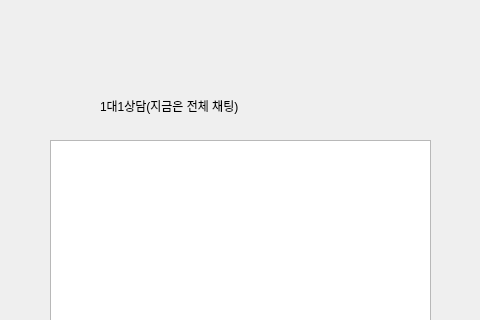
Eduappproject/education_application, file student_client.ui: the form before one commit; both pictures show x 0 to 480 and y 0 to 320 of the 627 by 685 pixel window.
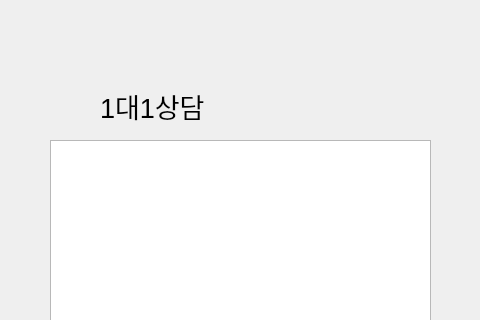
The form after the commit. The open tabs and pages were chosen to show the change.

Diff of the .ui file:
```diff
--- a/student_client.ui
+++ b/student_client.ui
@@ -688,8 +688,13 @@
        <height>51</height>
       </rect>
      </property>
+     <property name="font">
+      <font>
+       <pointsize>20</pointsize>
+      </font>
+     </property>
      <property name="text">
-      <string>1대1상담(지금은 전체 채팅)</string>
+      <string>1대1상담</string>
      </property>
     </widget>
    </widget>
```
Left out of the diff: 2 changed lines with no effect on the pictures.
